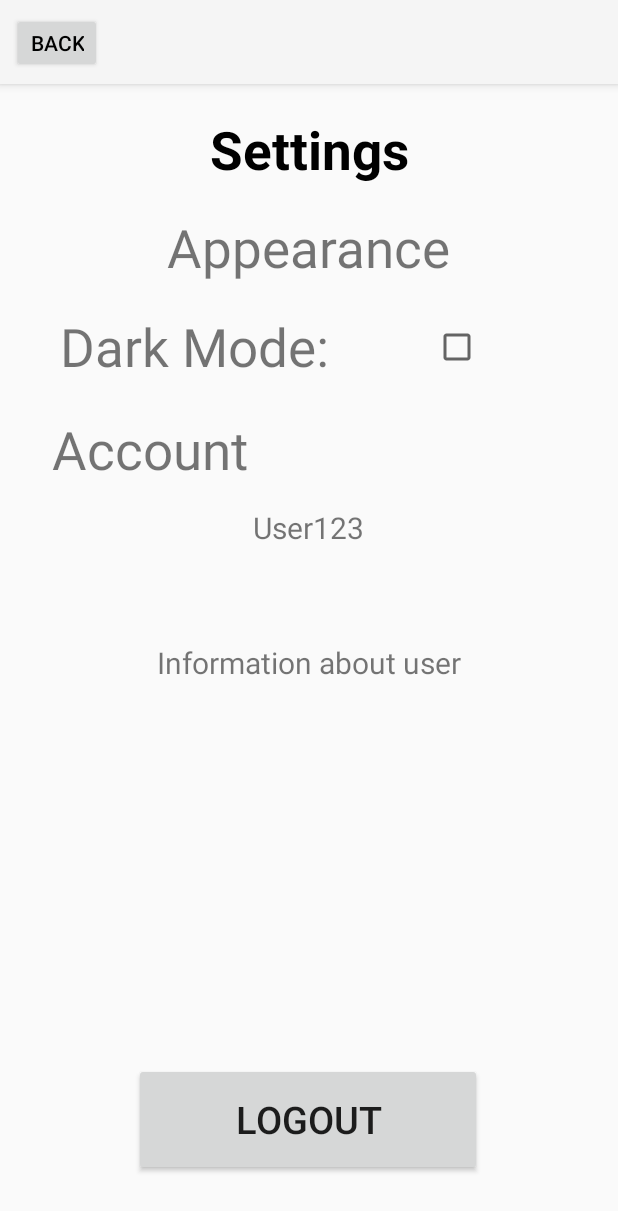
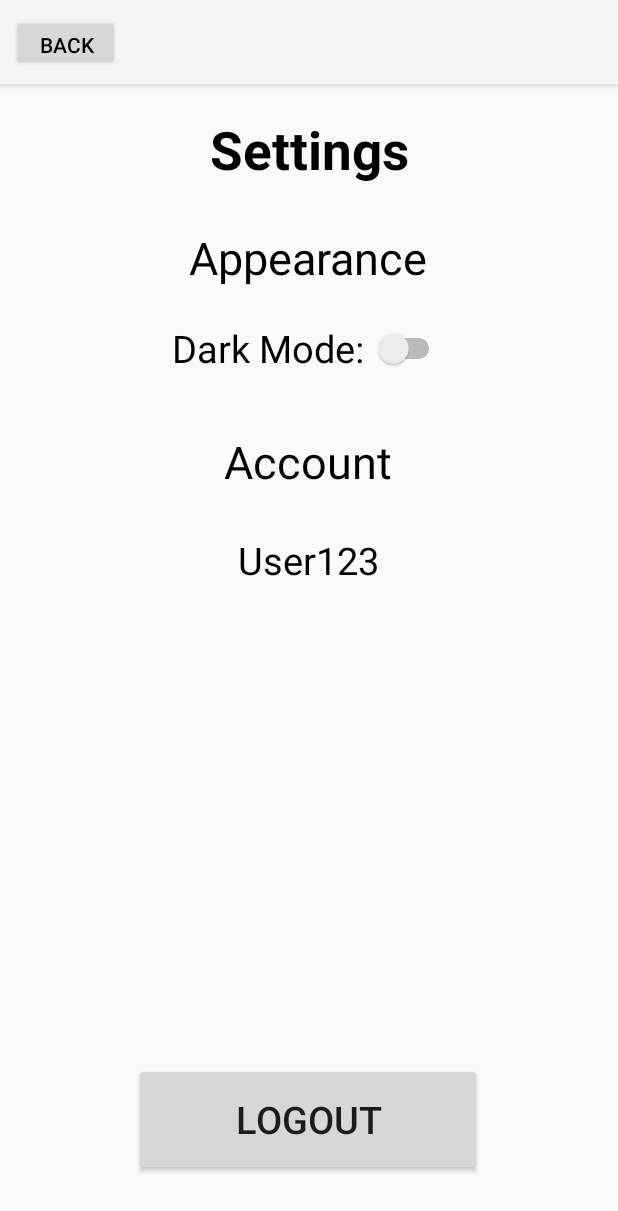
Before and after one commit to Jneigh00/MyPlannerPal, an Android app: the SettingsPage screen opened directly, with no data from a screen before it, on a phone screen of 412 x 824 dp. Shown: the top 1211 px of the screen. Run offline under Robolectric (Android 15) with nearby library versions, the phone set to English and light mode, and no system bars.

Commit message:
New settings.xml

```diff
--- a/app/src/main/res/layout/settings.xml
+++ b/app/src/main/res/layout/settings.xml
@@ -33,33 +33,20 @@
 
             <Button
                 android:id="@+id/back_button"
-                android:layout_width="60dp"
-                android:layout_height="40dp"
+                android:layout_width="72dp"
+                android:layout_height="37dp"
                 android:layout_marginStart="8dp"
                 android:text="@string/back"
+                android:textColor="@color/black"
                 app:layout_constraintBottom_toBottomOf="@+id/todo_toolbar"
                 app:layout_constraintStart_toStartOf="@+id/todo_toolbar"
                 app:layout_constraintTop_toTopOf="@+id/todo_toolbar"
-                app:layout_constraintVertical_bias="0.533"
-                android:textColor="@color/black"/>
+                app:layout_constraintVertical_bias="0.533" />
 
 
         </androidx.constraintlayout.widget.ConstraintLayout>
 
     </com.google.android.material.appbar.AppBarLayout>
-
-    <TextView
-        android:id="@+id/account"
-        android:layout_width="200dp"
-        android:layout_height="45dp"
-        android:layout_marginTop="20dp"
-        android:gravity="center"
-        android:text="@string/account"
-        android:textSize="35sp"
-        app:layout_constraintEnd_tondOf="parent"
-        app:layout_constraintHorizontal_bias="0.497"
-        app:layout_constraintStart_toStartOf="parent"
-        app:layout_constraintTop_toBottomOf="@+id/dark_mode" />
 
     <TextView
         android:id="@+id/title_text"
@@ -79,63 +66,28 @@
         android:id="@+id/appearance"
         android:layout_width="200dp"
         android:layout_height="45dp"
-        android:layout_marginTop="20dp"
+        android:layout_marginTop="28dp"
         android:gravity="center"
         android:text="@string/appearance"
-        android:textSize="35sp"
+        android:textColor="@color/black"
+        android:textSize="30sp"
         app:layout_constraintEnd_toEndOf="parent"
         app:layout_constraintHorizontal_bias="0.497"
         app:layout_constraintStart_toStartOf="parent"
         app:layout_constraintTop_toBottomOf="@+id/title_text" />
 
-    <TextView
-        android:id="@+id/dark_mode"
-        android:layout_width="200dp"
-        android:layout_height="49dp"
-        android:layout_marginStart="24dp"
+    <Switch
+        android:id="@+id/darkmode_switch"
+        android:layout_width="wrap_content"
+        android:layout_height="wrap_content"
         android:layout_marginTop="20dp"
-        android:gravity="center"
-        android:text="@string/dark_mode"
-        android:textSize="35sp"
-        app:layout_constraintEnd_toStartOf="@+id/dark_mode_checkbox"
-        app:layout_constraintHorizontal_bias="0.083"
+        android:text="Dark Mode: "
+        android:textSize="25sp"
+        android:textColor="@color/black"
+        app:layout_constraintEnd_toEndOf="parent"
+        app:layout_constraintHorizontal_bias="0.498"
         app:layout_constraintStart_toStartOf="parent"
         app:layout_constraintTop_toBottomOf="@+id/appearance" />
-
-    <CheckBox
-        android:id="@+id/dark_mode_checkbox"
-        android:layout_width="99dp"
-        android:layout_height="49dp"
-        android:layout_marginTop="20dp"
-        android:layout_marginEnd="24dp"
-        android:gravity="center"
-        app:layout_constraintEnd_toEndOf="parent"
-        app:layout_constraintTop_toBottomOf="@+id/appearance" />
-
-    <TextView
-        android:id="@+id/userinfo"
-        android:layout_width="305dp"
-        android:layout_height="86dp"
-        android:layout_marginTop="24dp"
-        android:gravity="center"
-        android:text="@string/information_about_user"
-        android:textSize="20sp"
-        app:layout_constraintEnd_toEndOf="parent"
-        app:layout_constraintStart_toStartOf="parent"
-        app:layout_constraintTop_toBottomOf="@+id/username" />
-
-    <TextView
-        android:id="@+id/username"
-        android:layout_width="200dp"
-        android:layout_height="45dp"
-        android:layout_marginTop="8dp"
-        android:gravity="center"
-        android:text="@string/user123"
-        android:textSize="20sp"
-        app:layout_constraintEnd_toEndOf="parent"
-        app:layout_constraintHorizontal_bias="0.497"
-        app:layout_constraintStart_toStartOf="parent"
-        app:layout_constraintTop_toBottomOf="@+id/account" />
 
     <Button
         android:id="@+id/logout_button"
@@ -149,5 +101,33 @@
         app:layout_constraintHorizontal_bias="0.497"
         app:layout_constraintStart_toStartOf="parent" />
 
+    <TextView
+        android:id="@+id/account"
+        android:layout_width="200dp"
+        android:layout_height="45dp"
+        android:layout_marginTop="36dp"
+        android:gravity="center"
+        android:text="@string/account"
+        android:textColor="@color/black"
+        android:textSize="30sp"
+        app:layout_constraintEnd_toEndOf="parent"
+        app:layout_constraintHorizontal_bias="0.497"
+        app:layout_constraintStart_toStartOf="parent"
+        app:layout_constraintTop_toBottomOf="@+id/darkmode_switch" />
+
+    <TextView
+        android:id="@+id/username"
+        android:layout_width="200dp"
+        android:layout_height="45dp"
+        android:layout_marginTop="20dp"
+        android:gravity="center"
+        android:text="@string/user123"
+        android:textColor="@color/black"
+        android:textSize="25sp"
+        app:layout_constraintEnd_toEndOf="parent"
+        app:layout_constraintHorizontal_bias="0.497"
+        app:layout_constraintStart_toStartOf="parent"
+        app:layout_constraintTop_toBottomOf="@+id/account" />
+
 
 </androidx.constraintlayout.widget.ConstraintLayout>
```
